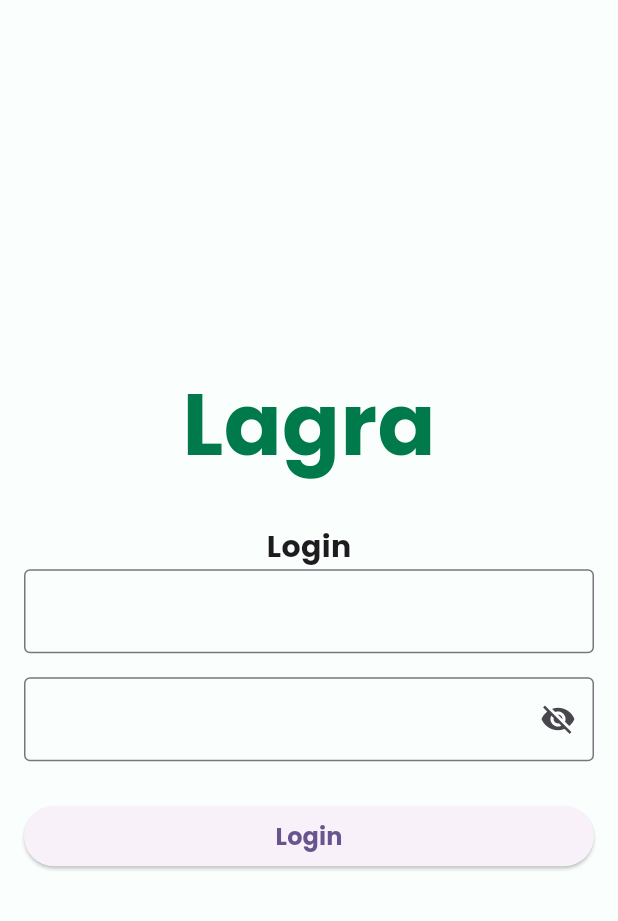
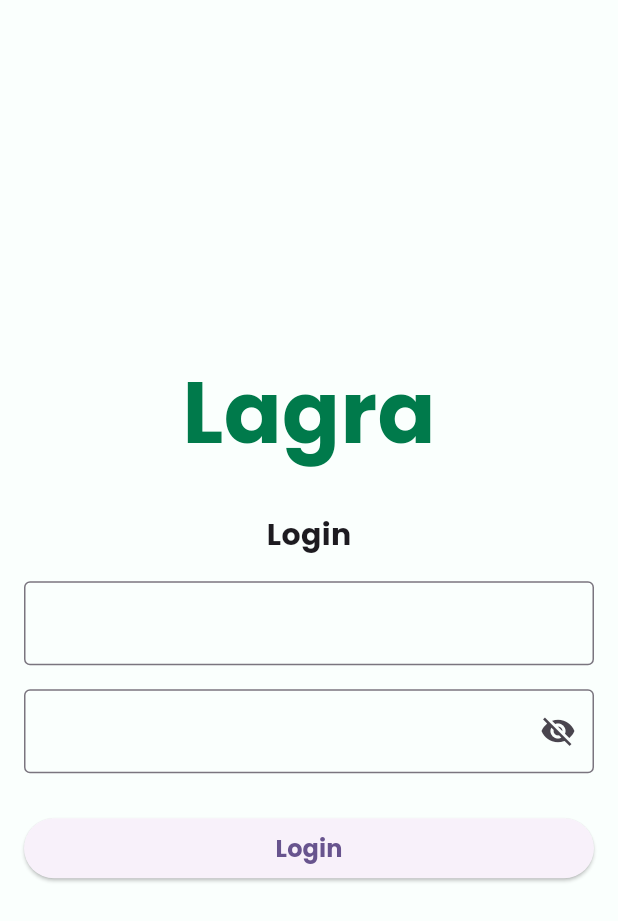
Before and after one commit to UnknownRori/lagra-client, a Flutter app: the screen it shows after launch, after a tap on "Login", on a phone screen of 412 x 824 dp. Shown: the top 921 px of the screen. Run offline on Flutter 3.47's test engine with Material 3 defaults, Android fonts, the phone set to English and light mode, and no system bars; network calls fail.

Commit message:
📦 scaffold the next page

```diff
--- a/lib/page/login/login_mobile.dart
+++ b/lib/page/login/login_mobile.dart
@@ -1,6 +1,8 @@
 import 'package:flutter/material.dart';
 import 'package:lagra_client/components/text_field.dart';
+import 'package:lagra_client/page/home/home.dart';
 import 'package:lagra_client/providers/authentication.dart';
+import 'package:lagra_client/utils/page_animation.dart';
 import 'package:lagra_client/utils/theme.dart';
 import 'package:provider/provider.dart';
 
@@ -24,6 +26,10 @@ class _LoginMobileState extends State<LoginMobile> {
         .read<AuthenticationProvider>()
         .Authenticate(username, password);
 
+    if (!context.mounted) {
+      return false;
+    }
+
     if (!result) {
       ScaffoldMessenger.of(context).showSnackBar(SnackBar(
           backgroundColor: AppColor.danger.withOpacity(0.8),
@@ -35,6 +41,8 @@ class _LoginMobileState extends State<LoginMobile> {
         backgroundColor: AppColor.primary.withOpacity(0.8),
         content: Text("Login successfully!", style: mobile.body2),
         duration: const Duration(seconds: 1)));
+
+    changePageAnimationAndForgot(context, const Home());
 
     return result;
   }
@@ -58,6 +66,9 @@ class _LoginMobileState extends State<LoginMobile> {
                   height: 26,
                 ),
                 Text("Login", style: mobile.subtitle2),
+                const SizedBox(
+                  height: 16,
+                ),
                 BorderTextField(controller: _usernameController),
                 const SizedBox(
                   height: 16,
```
Also changed, not shown: lib/page/home/home.dart (added, +15 -0 lines), lib/page/home/home_mobile.dart (+9 -9 lines), lib/utils/page_animation.dart (+21 -0 lines).
